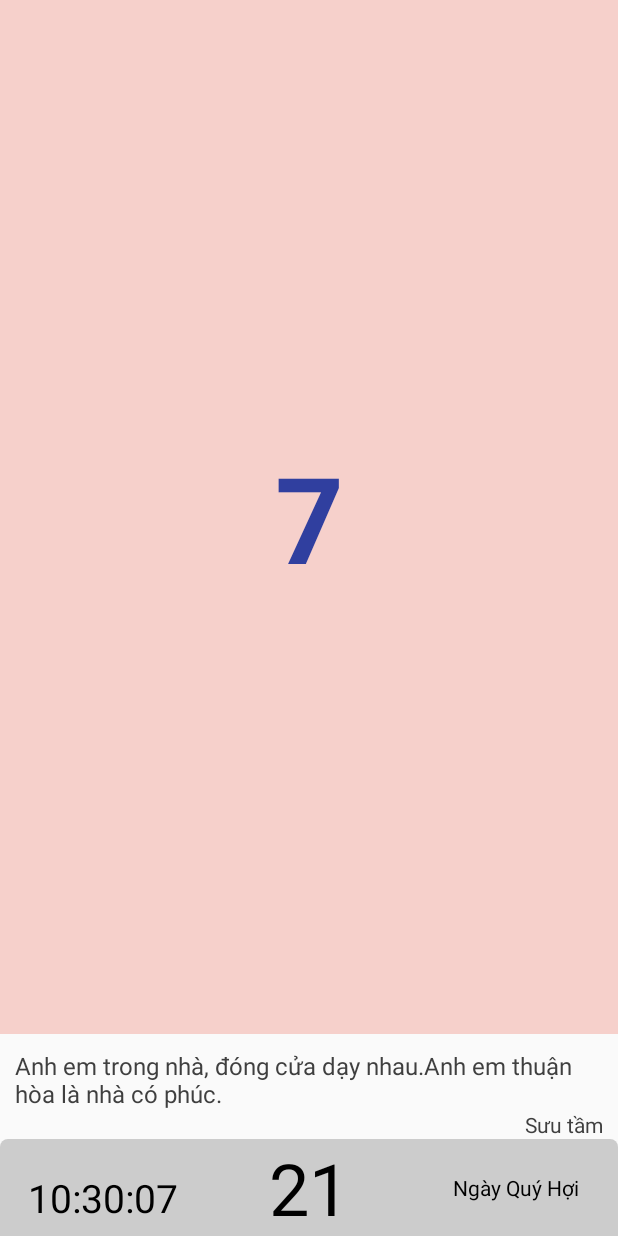
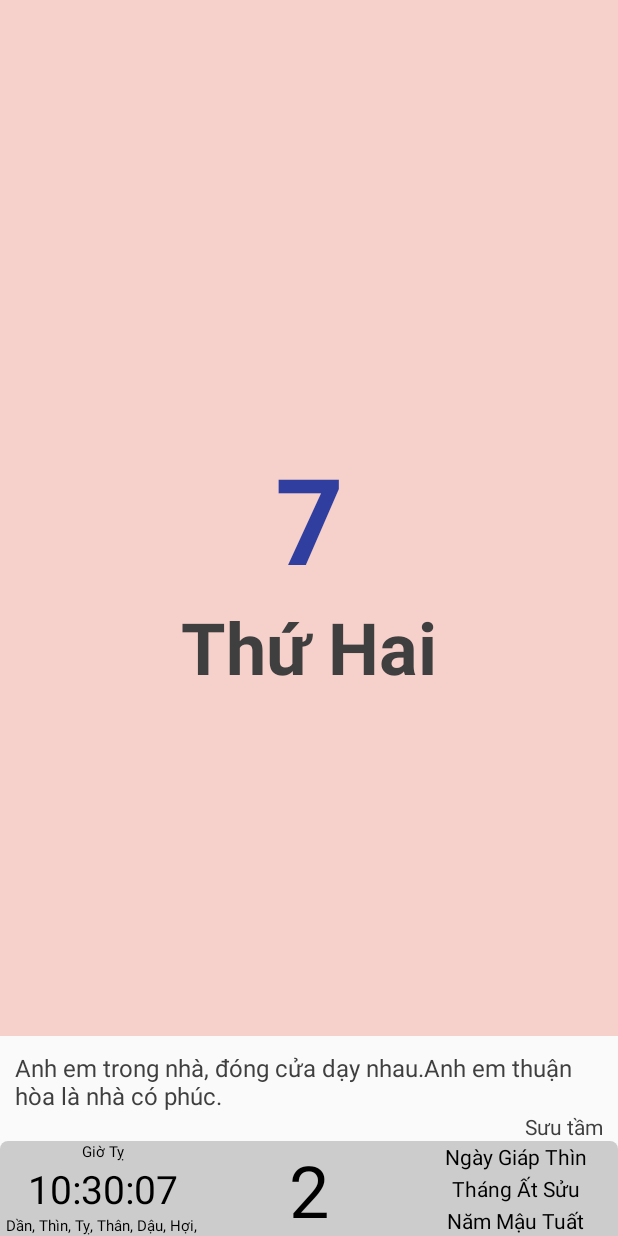
Before and after one commit to haiminhtran810/VietNameCalendar, an Android app: the screen it shows after launch (MainActivity), on a phone screen of 412 x 824 dp. Run offline under Robolectric (Android 15) with nearby library versions, the phone set to English and light mode, and no system bars; 1 statement that could not run was skipped.

Commit message:
[Task] Add Function in Information Day

```diff
--- a/app/src/main/java/home/learn/hmt/calendarvn_android/calendar/DateUtils.kt
+++ b/app/src/main/java/home/learn/hmt/calendarvn_android/calendar/DateUtils.kt
@@ -2,11 +2,14 @@ package home.learn.hmt.calendarvn_android.calendar
 
 import home.learn.hmt.calendarvn_android.data.MONTH
 import home.learn.hmt.calendarvn_android.data.THU
+import home.learn.hmt.calendarvn_android.data.YY_MM_DD
 import home.learn.hmt.calendarvn_android.data.model.Calendardate
+import home.learn.hmt.calendarvn_android.data.model.DayMonthYear
+import java.text.SimpleDateFormat
 import java.util.*
 
 fun monthToString(month: Int): String = MONTH[month]
-fun dayOfWeekToString(month: Int): String = THU[month]
+fun dayOfWeekToString(day: Int): String = THU[day]
 fun isToday(mYear: Int, mMonth: Int, mDate: Int): Boolean {
     val today = Calendar.getInstance()
     return mYear == today.get(Calendar.YEAR) &&
@@ -19,3 +22,11 @@ fun isDateEqual(date1: Calendardate, date2: Calendardate): Boolean {
         date2.mMonth == date2.mMonth &&
         date2.mDay == date2.mDay
 }
+
+fun getDayOfWeek(dmy: DayMonthYear): String {
+    val dayFormat = dmy.year.toString() + ":" + dmy.month.toString() + ":" + dmy.day.toString()
+    val simpleDateFormat = SimpleDateFormat(YY_MM_DD)
+    val date = simpleDateFormat.parse(dayFormat)
+    val day = date.day
+    return dayOfWeekToString(day)
+}
--- a/app/src/main/java/home/learn/hmt/calendarvn_android/data/Constant.kt
+++ b/app/src/main/java/home/learn/hmt/calendarvn_android/data/Constant.kt
@@ -5,7 +5,8 @@ const val PI = Math.PI
 const val NUMBER_OF_WEEKS_IN_MONTH = 6
 const val NUMBER_OF_DAYS_IN_WEEK = 7
 
-const val FORMAT_TIME = "hh:mm:ss"
+const val FORMAT_TIME_24 = "HH:mm:ss"
+const val YY_MM_DD = "yy:mm:dd"
 val SUNLONG_MAJOR = arrayOf(19 * PI / 12,
     5 * PI / 3, 7 * PI / 4, 11 * PI / 6, 23 * PI / 12, 0.0, PI / 12,
     PI / 6, PI / 4, PI / 3, 5 * PI / 12, PI / 2, 7 * PI / 12,
--- a/app/src/main/java/home/learn/hmt/calendarvn_android/screen/information/InformationFragment.kt
+++ b/app/src/main/java/home/learn/hmt/calendarvn_android/screen/information/InformationFragment.kt
@@ -30,7 +30,7 @@ class InformationFragment : BaseFragment(), FragmentDay.IGetItem {
     private var dmyChanger: DayMonthYear? = null
 
     override fun onCreateView(inflater: LayoutInflater, container: ViewGroup?,
-                              savedInstanceState: Bundle?): View? {
+        savedInstanceState: Bundle?): View? {
         return inflater.inflate(R.layout.infor_fragment, container, false)
     }
 
@@ -38,10 +38,11 @@ class InformationFragment : BaseFragment(), FragmentDay.IGetItem {
         super.initView()
         val calendar = Calendar.getInstance()
         dmyCurrent = DayMonthYear(calendar.get(Calendar.DAY_OF_MONTH),
-                calendar.get(Calendar.DAY_OF_MONTH), calendar.get(Calendar.DAY_OF_MONTH), 0, 0)
+            calendar.get(Calendar.MONTH) + 1, calendar.get(Calendar.YEAR), 0, 0)
         handler = Handler()
         dmyCurrent?.let {
             setAdapterDayFragment(dmyCurrent!!)
+            printInfo(dmyChanger!!)
         }
         setTime()
         updateUI()
@@ -65,7 +66,7 @@ class InformationFragment : BaseFragment(), FragmentDay.IGetItem {
                     }
 
                     override fun onPageScrolled(position: Int, positionOffset: Float,
-                                                positionOffsetPixels: Int) {
+                        positionOffsetPixels: Int) {
                     }
 
                     override fun onPageSelected(position: Int) {
@@ -73,9 +74,9 @@ class InformationFragment : BaseFragment(), FragmentDay.IGetItem {
                         dmyChanger?.apply {
                             day = position
                             if (position - 1 == maxDayOfMonth(month, year)) {
-                                addDay(dmyChanger!!, 1)
+                                dmyChanger = addDay(dmyChanger!!, 1)
                                 fragmentDayAdapter = FragmentDayAdapter(fragmentManager!!,
-                                        dmyChanger!!)
+                                    dmyChanger!!)
                                 fragmentDayAdapter!!.notifyDataSetChanged()
                                 adapter = fragmentDayAdapter
                                 currentItem = 1
@@ -84,7 +85,7 @@ class InformationFragment : BaseFragment(), FragmentDay.IGetItem {
                             if (position == 0) {
                                 dmyChanger = addDay(dmyChanger!!, -1)
                                 fragmentDayAdapter = FragmentDayAdapter(fragmentManager!!,
-                                        dmyChanger!!)
+                                    dmyChanger!!)
                                 fragmentDayAdapter!!.notifyDataSetChanged()
                                 adapter = fragmentDayAdapter
                                 currentItem = maxDayOfMonth(dmyChanger!!.month, dmyChanger!!.year)
@@ -100,20 +101,34 @@ class InformationFragment : BaseFragment(), FragmentDay.IGetItem {
     fun printInfo(dmy: DayMonthYear) {
         val can = can(dmy)
         val chi = chi(dmy)
-        val year = "Ngày " + CAN[can[0]] + " " + CHI[chi[0]] + "\n Tháng " + CAN[can[1]] + " " + CHI[chi[1]] + "\n Năm " + CAN[can[2]] + " " + CHI[chi[2]]
-        tv_day_month_year.text = year
-        val lunaDay = lunar2Solar(dmy)
+        tv_can_chi_date.text = resources.getString(
+            R.string.date) + " " + CAN[can[0]] + " " + CHI[chi[0]]
+        tv_can_chi_month.text = resources.getString(
+            R.string.month) + " " + CAN[can[1]] + " " + CHI[chi[1]]
+        tv_can_chi_year.text = resources.getString(
+            R.string.year) + " " + CAN[can[2]] + " " + CHI[chi[2]]
+        val lunaDay = solar2Lunar(dmy)
         tv_date_lunar.text = lunaDay.day.toString()
+        val hour = gioHoangDao(dmy)
+        var hourGold = ""
+        hour?.let {
+            for (i in it) {
+                hourGold += CHI[i] + ", "
+            }
+        }
+        tv_hour_gold.text = hourGold
+
     }
 
-    fun setTime() {
+    private fun setTime() {
         val time = object : Runnable {
             override fun run() {
-                val aGMTCalendar = Calendar.getInstance(TimeZone.getTimeZone("GMT+7:00"))
-                val time = aGMTCalendar.time
-                val timeFormat = SimpleDateFormat(FORMAT_TIME, Locale.getDefault())
+                val time = Date(System.currentTimeMillis())
+                val hour = CHI[(time.hours / 2)]
+                val timeFormat = SimpleDateFormat(FORMAT_TIME_24)
                 val timeString = timeFormat.format(time.time)
                 tv_hour.text = timeString
+                tv_hour_can_chi.text = resources.getString(R.string.hour) + " " + hour
                 handler?.postDelayed(this, 1000)
             }
         }
@@ -133,10 +148,10 @@ class InformationFragment : BaseFragment(), FragmentDay.IGetItem {
     }
 
     override fun maxDayPre(): Int {
-        if (dmyChanger?.month!! > 1) {
-            return maxDayOfMonth(dmyChanger?.month!! - 1, dmyChanger?.year!!)
+        return if (dmyChanger?.month!! > 1) {
+            maxDayOfMonth(dmyChanger?.month!! - 1, dmyChanger?.year!!)
         } else {
-            return 31
+            31
         }
     }
 }
--- a/app/src/main/java/home/learn/hmt/calendarvn_android/screen/information/adapter/FragmentDayAdapter.kt
+++ b/app/src/main/java/home/learn/hmt/calendarvn_android/screen/information/adapter/FragmentDayAdapter.kt
@@ -12,7 +12,7 @@ class FragmentDayAdapter(
     private val dmy: DayMonthYear
 ) : FragmentPagerAdapter(fm) {
     override fun getItem(position: Int): Fragment {
-        return FragmentDay.newInstance(position)
+        return FragmentDay.newInstance(position,dmy)
     }
 
     override fun getCount(): Int {
--- a/app/src/main/java/home/learn/hmt/calendarvn_android/screen/information/dayfragment/FragmentDay.kt
+++ b/app/src/main/java/home/learn/hmt/calendarvn_android/screen/information/dayfragment/FragmentDay.kt
@@ -1,28 +1,32 @@
 package home.learn.hmt.calendarvn_android.screen.information.dayfragment
 
-import android.content.Context
 import android.os.Bundle
 import android.view.LayoutInflater
 import android.view.View
 import android.view.ViewGroup
 import home.learn.hmt.calendarvn_android.R
 import home.learn.hmt.calendarvn_android.base.BaseFragment
+import home.learn.hmt.calendarvn_android.calendar.getDayOfWeek
+import home.learn.hmt.calendarvn_android.data.model.DayMonthYear
 import kotlinx.android.synthetic.main.day_fragment.*
 
 class FragmentDay : BaseFragment() {
     companion object {
         const val TAG = "FragmentDay"
-        fun newInstance(day: Int): FragmentDay {
+        const val TAG_DMY = "FragmentDayDMY"
+        fun newInstance(day: Int, dmy: DayMonthYear): FragmentDay {
             val fragmentDay = FragmentDay()
+            val dayOfWeek = getDayOfWeek(dmy)
             val bundle = Bundle()
             bundle.putInt(TAG, day)
+            bundle.putString(TAG_DMY, dayOfWeek)
             fragmentDay.arguments = bundle
             return fragmentDay
         }
     }
 
     override fun onCreateView(inflater: LayoutInflater, container: ViewGroup?,
-                              savedInstanceState: Bundle?): View? {
+        savedInstanceState: Bundle?): View? {
         return inflater.inflate(R.layout.day_fragment, container, false)
     }
 
@@ -30,7 +34,8 @@ class FragmentDay : BaseFragment() {
         super.initView()
         arguments?.apply {
             val day = this.getInt(TAG, 0)
-            updateUI(day)
+            val dayOfWeek = this.getString(TAG_DMY)
+            updateUI(day, dayOfWeek)
         }
 
     }
@@ -43,8 +48,9 @@ class FragmentDay : BaseFragment() {
         super.observe()
     }
 
-    fun updateUI(day: Int) {
+    fun updateUI(day: Int, dayOfWeek: String) {
         tv_date_information.text = day.toString()
+        tv_day_of_week.text = dayOfWeek
     }
 
     interface IGetItem {
--- a/app/src/main/res/layout/day_fragment.xml
+++ b/app/src/main/res/layout/day_fragment.xml
@@ -3,18 +3,32 @@
     xmlns:app="http://schemas.android.com/apk/res-auto"
     xmlns:tools="http://schemas.android.com/tools"
     android:layout_width="match_parent"
-    android:layout_height="match_parent">
+    android:layout_height="match_parent"
+    >
 
     <TextView
         android:id="@+id/tv_date_information"
         android:layout_width="wrap_content"
         android:layout_height="wrap_content"
-        android:text="27"
         android:textColor="@color/colorPrimaryDark"
         android:textSize="@dimen/sp_80"
         android:textStyle="bold"
         app:layout_constraintBottom_toBottomOf="parent"
         app:layout_constraintEnd_toEndOf="parent"
         app:layout_constraintStart_toStartOf="parent"
-        app:layout_constraintTop_toTopOf="parent" />
+        app:layout_constraintTop_toTopOf="parent"
+        tools:text="27"
+        />
+    <TextView
+        android:id="@+id/tv_day_of_week"
+        android:layout_width="wrap_content"
+        android:layout_height="wrap_content"
+        android:textColor="@color/greyishBrown"
+        android:textSize="@dimen/sp_48"
+        android:textStyle="bold"
+        app:layout_constraintEnd_toEndOf="parent"
+        app:layout_constraintStart_toStartOf="parent"
+        app:layout_constraintTop_toBottomOf="@id/tv_date_information"
+        tools:text="27"
+        />
 </androidx.constraintlayout.widget.ConstraintLayout>
--- a/app/src/main/res/layout/infor_fragment.xml
+++ b/app/src/main/res/layout/infor_fragment.xml
@@ -5,19 +5,22 @@
     android:layout_width="match_parent"
     android:layout_height="match_parent"
     android:background="@color/whiteFive"
-    android:orientation="vertical">
+    android:orientation="vertical"
+    >
 
     <androidx.constraintlayout.widget.ConstraintLayout
         android:layout_width="match_parent"
         android:layout_height="0dp"
-        android:layout_weight="1">
+        android:layout_weight="1"
+        >
 
         <ImageView
             android:id="@+id/img_folk"
             android:layout_width="match_parent"
             android:layout_height="match_parent"
             android:background="@color/vermillionTwo20"
-            android:scaleType="fitXY" />
+            android:scaleType="fitXY"
+            />
 
         <androidx.viewpager.widget.ViewPager
             android:id="@+id/view_page"
@@ -26,7 +29,8 @@
             app:layout_constraintBottom_toBottomOf="parent"
             app:layout_constraintEnd_toEndOf="parent"
             app:layout_constraintStart_toStartOf="parent"
-            app:layout_constraintTop_toTopOf="parent" />
+            app:layout_constraintTop_toTopOf="parent"
+            />
 
     </androidx.constraintlayout.widget.ConstraintLayout>
 
@@ -34,17 +38,19 @@
     <androidx.constraintlayout.widget.ConstraintLayout
         android:layout_width="match_parent"
         android:layout_height="wrap_content"
-        android:paddingTop="@dimen/dp_10">
+        android:paddingTop="@dimen/dp_10"
+        >
 
         <TextView
             android:id="@+id/txt_fox"
             android:layout_width="match_parent"
             android:layout_height="wrap_content"
+            android:paddingEnd="@dimen/dp_10"
             android:paddingStart="@dimen/dp_10"
-            android:paddingEnd="@dimen/dp_10"
             android:textColor="@color/greyishBrown"
             android:textSize="@dimen/sp_16"
-            tools:text="Cố lên thôi chứ biết phải làm sao bây giờ đây ta." />
+            tools:text="Cố lên thôi chứ biết phải làm sao bây giờ đây ta."
+            />
 
         <TextView
             android:id="@+id/txt_author"
@@ -55,7 +61,8 @@
             android:textColor="@color/greyishBrown"
             android:textSize="@dimen/sp_14"
             app:layout_constraintEnd_toEndOf="parent"
-            app:layout_constraintTop_toBottomOf="@id/txt_fox" />
+            app:layout_constraintTop_toBottomOf="@id/txt_fox"
+            />
 
         <LinearLayout
             android:id="@+id/lg_content"
@@ -63,31 +70,45 @@
             android:layout_height="wrap_content"
             android:background="@drawable/bg_corner_infor"
             android:orientation="horizontal"
-            app:layout_constraintTop_toBottomOf="@id/txt_author">
+            app:layout_constraintTop_toBottomOf="@id/txt_author"
+            >
 
             <LinearLayout
                 android:layout_width="match_parent"
-                android:layout_height="match_parent"
+                android:layout_height="wrap_content"
                 android:layout_weight="1"
-                android:orientation="vertical">
-
+                android:orientation="vertical"
+                >
                 <TextView
-                    android:id="@+id/tv_day_month_year"
+                    android:id="@+id/tv_hour_can_chi"
                     android:layout_width="match_parent"
-                    android:layout_height="wrap_content"
+                    android:layout_height="match_parent"
+                    android:layout_weight="1"
                     android:gravity="center"
                     android:textColor="@android:color/black"
                     android:textSize="@dimen/sp_10"
-                    tools:text="10:18" />
-
+                    tools:text="10:18"
+                    />
                 <TextView
                     android:id="@+id/tv_hour"
                     android:layout_width="match_parent"
                     android:layout_height="match_parent"
+                    android:layout_weight="1"
+                    android:textAlignment="center"
+                    android:textColor="@android:color/black"
+                    android:textSize="@dimen/sp_26"
+                    tools:text="10:18"
+                    />
+                <TextView
+                    android:id="@+id/tv_hour_gold"
+                    android:layout_width="match_parent"
+                    android:layout_height="match_parent"
+                    android:layout_weight="1"
                     android:gravity="center"
                     android:textColor="@android:color/black"
-                    android:textSize="@dimen/sp_26"
-                    tools:text="10:18" />
+                    android:textSize="@dimen/sp_10"
+                    tools:text="Ty, dan mau"
+                    />
             </LinearLayout>
 
 
@@ -99,15 +120,45 @@
                 android:gravity="center"
                 android:text="21"
                 android:textColor="@android:color/black"
-                android:textSize="@dimen/sp_48" />
-
-            <TextView
+                android:textSize="@dimen/sp_48"
+                />
+            <LinearLayout
                 android:layout_width="match_parent"
                 android:layout_height="match_parent"
                 android:layout_weight="1"
                 android:gravity="center"
-                android:text="Ngày Quý Hợi"
-                android:textColor="@android:color/black" />
+                android:orientation="vertical"
+                >
+                <TextView
+                    android:id="@+id/tv_can_chi_date"
+                    android:layout_width="match_parent"
+                    android:layout_height="match_parent"
+                    android:layout_weight="1"
+                    android:gravity="center"
+                    android:text="Ngày Quý Hợi"
+                    android:textColor="@android:color/black"
+                    />
+                <TextView
+                    android:id="@+id/tv_can_chi_month"
+                    android:layout_width="match_parent"
+                    android:layout_height="match_parent"
+                    android:layout_weight="1"
+                    android:gravity="center"
+                    android:text="Ngày Quý Hợi"
+                    android:textColor="@android:color/black"
+                    />
+                <TextView
+                    android:id="@+id/tv_can_chi_year"
+                    android:layout_width="match_parent"
+                    android:layout_height="match_parent"
+                    android:layout_weight="1"
+                    android:gravity="center"
+                    android:text="Ngày Quý Hợi"
+                    android:textColor="@android:color/black"
+                    />
+            </LinearLayout>
+
+
         </LinearLayout>
     </androidx.constraintlayout.widget.ConstraintLayout>
 </LinearLayout>
--- a/app/src/main/res/values/strings.xml
+++ b/app/src/main/res/values/strings.xml
@@ -9,6 +9,11 @@
     <string name="thurs">Năm</string>
     <string name="six">Sáu</string>
     <string name="sat">Bảy</string>
+
+    <string name="date">Ngày </string>
+    <string name="month">Tháng </string>
+    <string name="year">Năm </string>
+    <string name="hour_chi_can">Giờ %1$d</string>
 
     //Navigation
     <string name="nav_12_cung">12 cung hoàng đạo</string>
```
Lines whose indentation alone changed are shown as unchanged.
